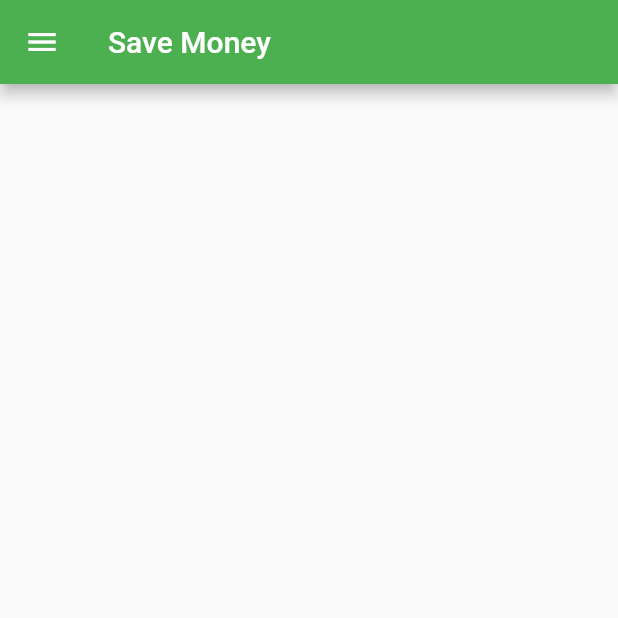
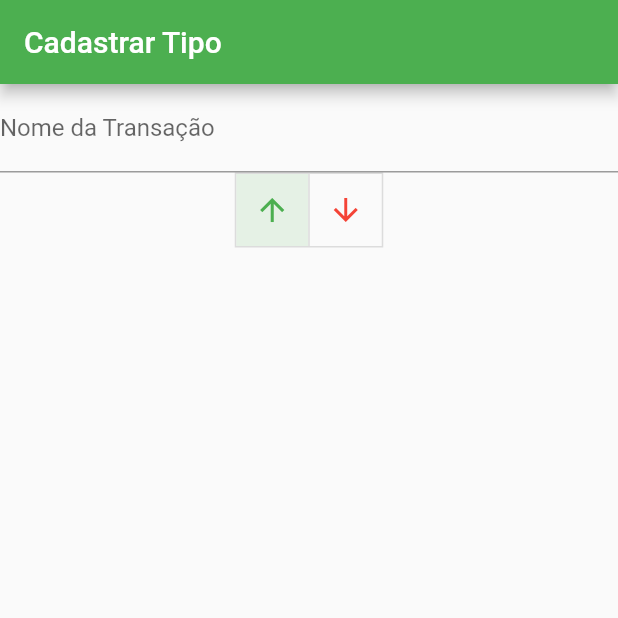
Before and after one commit to alandlan/SaveMoney, a Flutter app: the screen it shows after launch, on a phone screen of 412 x 824 dp, the top half of it. Run offline on Flutter 3.47's test engine with Material 2 defaults, Android fonts, the phone set to English and light mode, and no system bars; our stand-ins replace animated_splash_screen, sqflite; accounts and stored records are empty.

Commit message:
tela cadastrar tipo

```diff
--- a/savemoney/lib/screens/SpashPage.dart
+++ b/savemoney/lib/screens/SpashPage.dart
@@ -1,6 +1,8 @@
 import 'package:animated_splash_screen/animated_splash_screen.dart';
 import 'package:flutter/material.dart';
 import 'package:savemoney/screens/MainPage.dart';
+
+import 'TransactionType/Create.dart';
 
 class SpashPage extends StatelessWidget {
   const SpashPage({Key? key}) : super(key: key);
@@ -16,7 +18,7 @@ class SpashPage extends StatelessWidget {
         splash: Image.asset('assets/images/walletMoney.jpg'),
         duration: 3000,
         splashTransition: SplashTransition.fadeTransition,
-        nextScreen: MainPage()
+        nextScreen: TransactionTypeCreate() //MainPage()
         ,),
     );
   }
--- a/savemoney/lib/screens/TransactionType/Create.dart
+++ b/savemoney/lib/screens/TransactionType/Create.dart
@@ -0,0 +1,56 @@
+
+import 'package:flutter/material.dart';
+
+class TransactionTypeCreate extends StatefulWidget {
+  const TransactionTypeCreate({ Key? key }) : super(key: key);
+
+  @override
+  State<TransactionTypeCreate> createState() => _TransactionTypeCreateState();
+}
+
+class _TransactionTypeCreateState extends State<TransactionTypeCreate> {
+  List<bool> isSelected = [true,false];
+
+  @override
+  void initState() {
+      super.initState();
+  }
+
+  @override
+  Widget build(BuildContext context) {
+    return Scaffold(
+      appBar: AppBar(
+        title: Text("Cadastrar Tipo"),
+      ),
+      body: Column(
+        children: [
+          TextField(
+            decoration: InputDecoration(
+              labelText: 'Nome da Transação',
+            ),
+            style: TextStyle(fontSize: 16.0),
+          ),
+          ToggleButtons(
+            //fillColor: Colors.amberAccent,
+            children: <Widget>[
+              Icon(Icons.arrow_upward,color: Colors.green,),
+              Icon(Icons.arrow_downward,color: Colors.red),
+            ],
+            isSelected: isSelected,
+            onPressed: (int index) {
+              setState(() {
+              for (int indexBtn = 0;indexBtn < isSelected.length;indexBtn++) {
+                if (indexBtn == index) {
+                  isSelected[indexBtn] = true;
+                } else {
+                  isSelected[indexBtn] = false;
+                }
+              }
+            });
+          },
+        )
+      ],),
+    );
+  }
+
+}
```
